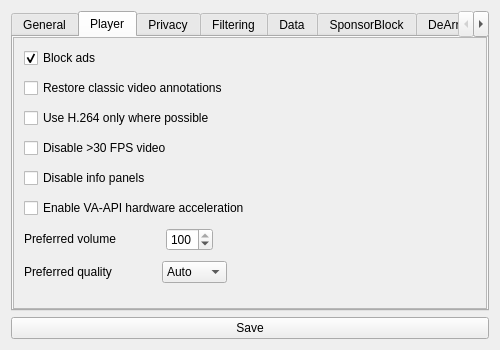
Before: the Qt Designer form src/ui/forms/settings/settingsform.ui in BowDown097/QtTube, drawn with Qt 5.
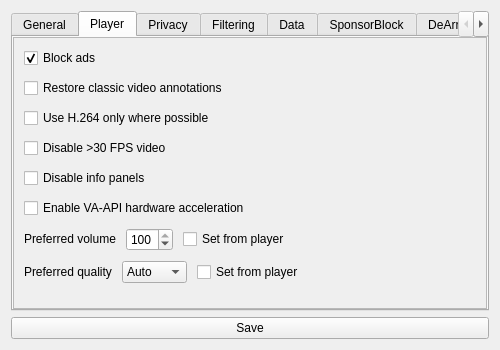
After: the same form once the commit is applied. The open tabs and pages were chosen to show the change.

Commit message: Add option to set from player for quality and volume

Diff of the .ui file:
```diff
--- a/src/ui/forms/settings/settingsform.ui
+++ b/src/ui/forms/settings/settingsform.ui
@@ -265,7 +265,7 @@
            <item>
             <layout class="QHBoxLayout" name="horizontalLayout_2">
              <property name="spacing">
-              <number>50</number>
+              <number>10</number>
              </property>
              <item>
               <widget class="QLabel" name="preferredVolumeLabel">
@@ -290,14 +290,18 @@
                </property>
               </widget>
              </item>
+             <item>
+              <widget class="QCheckBox" name="volumeFromPlayer">
+               <property name="text">
+                <string>Set from player</string>
+               </property>
+              </widget>
+             </item>
              <item>
               <spacer name="horizontalSpacer_2">
                <property name="orientation">
                 <enum>Qt::Horizontal</enum>
                </property>
-               <property name="sizeType">
-                <enum>QSizePolicy::Expanding</enum>
-               </property>
                <property name="sizeHint" stdset="0">
                 <size>
                  <width>40</width>
@@ -311,7 +315,7 @@
            <item>
             <layout class="QHBoxLayout" name="horizontalLayout_3">
              <property name="spacing">
-              <number>50</number>
+              <number>10</number>
              </property>
              <item>
               <widget class="QLabel" name="preferredQualityLabel">
@@ -380,14 +384,18 @@
                </item>
               </widget>
              </item>
+             <item>
+              <widget class="QCheckBox" name="qualityFromPlayer">
+               <property name="text">
+                <string>Set from player</string>
+               </property>
+              </widget>
+             </item>
              <item>
               <spacer name="horizontalSpacer">
                <property name="orientation">
                 <enum>Qt::Horizontal</enum>
                </property>
-               <property name="sizeType">
-                <enum>QSizePolicy::Expanding</enum>
-               </property>
                <property name="sizeHint" stdset="0">
                 <size>
                  <width>40</width>
```
Left out of the diff: 10 changed lines with no effect on the pictures. The commit also changes 10 other files.
